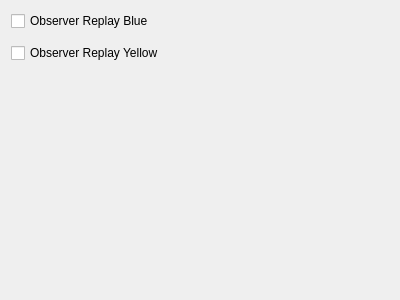
Qt form src/logplayer/replayteamwidget.ui (robotics-erlangen/framework) before a commit.
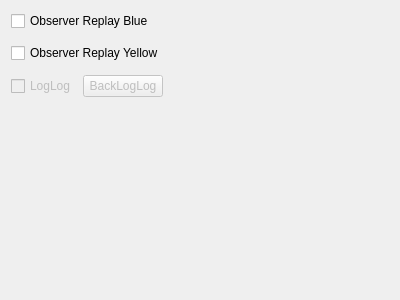
The same form after that commit. Custom widgets are drawn as their Qt base class.

Patch:
```diff
--- a/src/logplayer/replayteamwidget.ui
+++ b/src/logplayer/replayteamwidget.ui
@@ -42,7 +42,7 @@
      </property>
     </widget>
    </item>
-   <item row="4" column="0">
+   <item row="5" column="0">
     <spacer name="verticalSpacer">
      <property name="orientation">
       <enum>Qt::Vertical</enum>
@@ -55,6 +55,43 @@
      </property>
     </spacer>
    </item>
+   <item row="4" column="0">
+    <layout class="QHBoxLayout" name="horizontalLayout">
+     <item>
+      <widget class="QCheckBox" name="loglog">
+       <property name="enabled">
+        <bool>false</bool>
+       </property>
+       <property name="text">
+        <string>LogLog</string>
+       </property>
+      </widget>
+     </item>
+     <item>
+      <widget class="QPushButton" name="backloglog">
+       <property name="enabled">
+        <bool>false</bool>
+       </property>
+       <property name="text">
+        <string>BackLogLog</string>
+       </property>
+      </widget>
+     </item>
+     <item>
+      <spacer name="horizontalSpacer">
+       <property name="orientation">
+        <enum>Qt::Horizontal</enum>
+       </property>
+       <property name="sizeHint" stdset="0">
+        <size>
+         <width>40</width>
+         <height>20</height>
+        </size>
+       </property>
+      </spacer>
+     </item>
+    </layout>
+   </item>
   </layout>
  </widget>
  <customwidgets>
```
